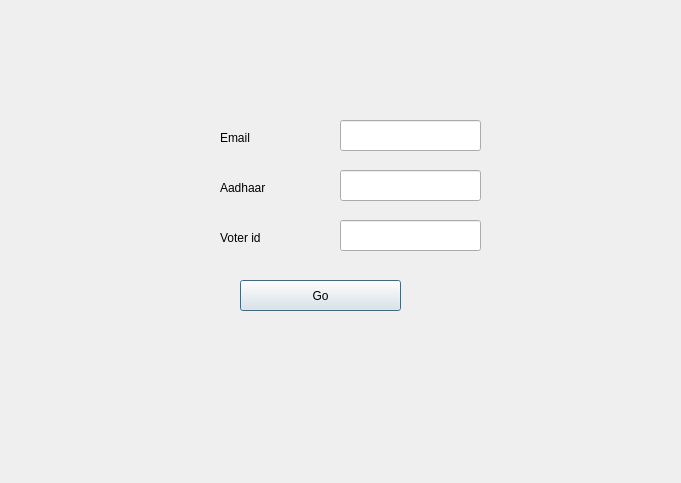
First picture: the form in ui/forgot.ui, repository cs18b047/BMS, before the edit.
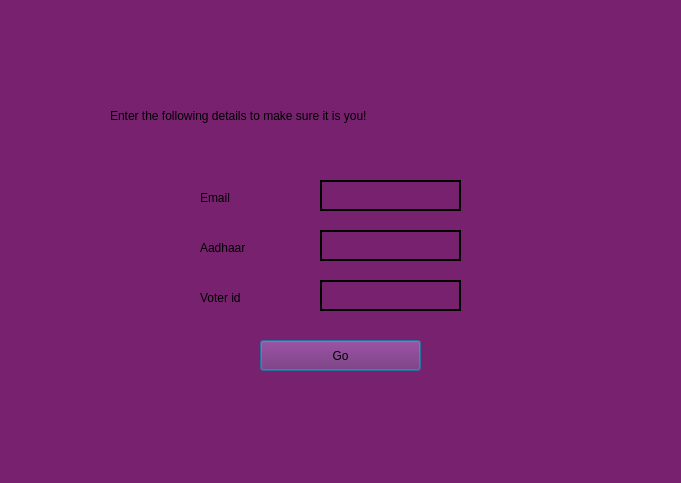
Second picture: the form after the edit.

The edit to the form file:
```diff
--- a/ui/forgot.ui
+++ b/ui/forgot.ui
@@ -13,31 +13,43 @@
   <property name="windowTitle">
    <string>Dialog</string>
   </property>
+  <property name="styleSheet">
+   <string notr="true">background-color: rgb(119, 33, 111);
+selection-color: rgb(0, 0, 0);
+font: 63 11pt &quot;URW Gothic&quot;;
+</string>
+  </property>
   <widget class="QLineEdit" name="aadhaarbutton">
    <property name="geometry">
     <rect>
-     <x>340</x>
-     <y>170</y>
+     <x>320</x>
+     <y>230</y>
      <width>141</width>
      <height>31</height>
     </rect>
    </property>
+   <property name="styleSheet">
+    <string notr="true">border: 2px solid black;</string>
+   </property>
   </widget>
   <widget class="QLineEdit" name="voteridbutton">
    <property name="geometry">
     <rect>
-     <x>340</x>
-     <y>220</y>
-     <width>141</width>
-     <height>31</height>
-    </rect>
-   </property>
-  </widget>
-  <widget class="QPushButton" name="pushButton">
-   <property name="geometry">
-    <rect>
-     <x>240</x>
+     <x>320</x>
      <y>280</y>
+     <width>141</width>
+     <height>31</height>
+    </rect>
+   </property>
+   <property name="styleSheet">
+    <string notr="true">border: 2px solid black;</string>
+   </property>
+  </widget>
+  <widget class="QPushButton" name="pushButton">
+   <property name="geometry">
+    <rect>
+     <x>260</x>
+     <y>340</y>
      <width>161</width>
      <height>31</height>
     </rect>
@@ -49,8 +61,8 @@
   <widget class="QLabel" name="label">
    <property name="geometry">
     <rect>
-     <x>220</x>
-     <y>180</y>
+     <x>200</x>
+     <y>240</y>
      <width>91</width>
      <height>16</height>
     </rect>
@@ -62,8 +74,8 @@
   <widget class="QLabel" name="label_2">
    <property name="geometry">
     <rect>
-     <x>220</x>
-     <y>230</y>
+     <x>200</x>
+     <y>290</y>
      <width>101</width>
      <height>16</height>
     </rect>
@@ -75,8 +87,8 @@
   <widget class="QLabel" name="label_3">
    <property name="geometry">
     <rect>
-     <x>220</x>
-     <y>130</y>
+     <x>200</x>
+     <y>190</y>
      <width>101</width>
      <height>16</height>
     </rect>
@@ -88,11 +100,31 @@
   <widget class="QLineEdit" name="emailbutton">
    <property name="geometry">
     <rect>
-     <x>340</x>
-     <y>120</y>
+     <x>320</x>
+     <y>180</y>
      <width>141</width>
      <height>31</height>
     </rect>
+   </property>
+   <property name="styleSheet">
+    <string notr="true">border: 2px solid black;</string>
+   </property>
+  </widget>
+  <widget class="QLabel" name="label_4">
+   <property name="geometry">
+    <rect>
+     <x>110</x>
+     <y>90</y>
+     <width>521</width>
+     <height>51</height>
+    </rect>
+   </property>
+   <property name="styleSheet">
+    <string notr="true">font: 63 13pt &quot;URW Gothic&quot;;
+</string>
+   </property>
+   <property name="text">
+    <string>Enter the following details to make sure it is you!</string>
    </property>
   </widget>
  </widget>
```
